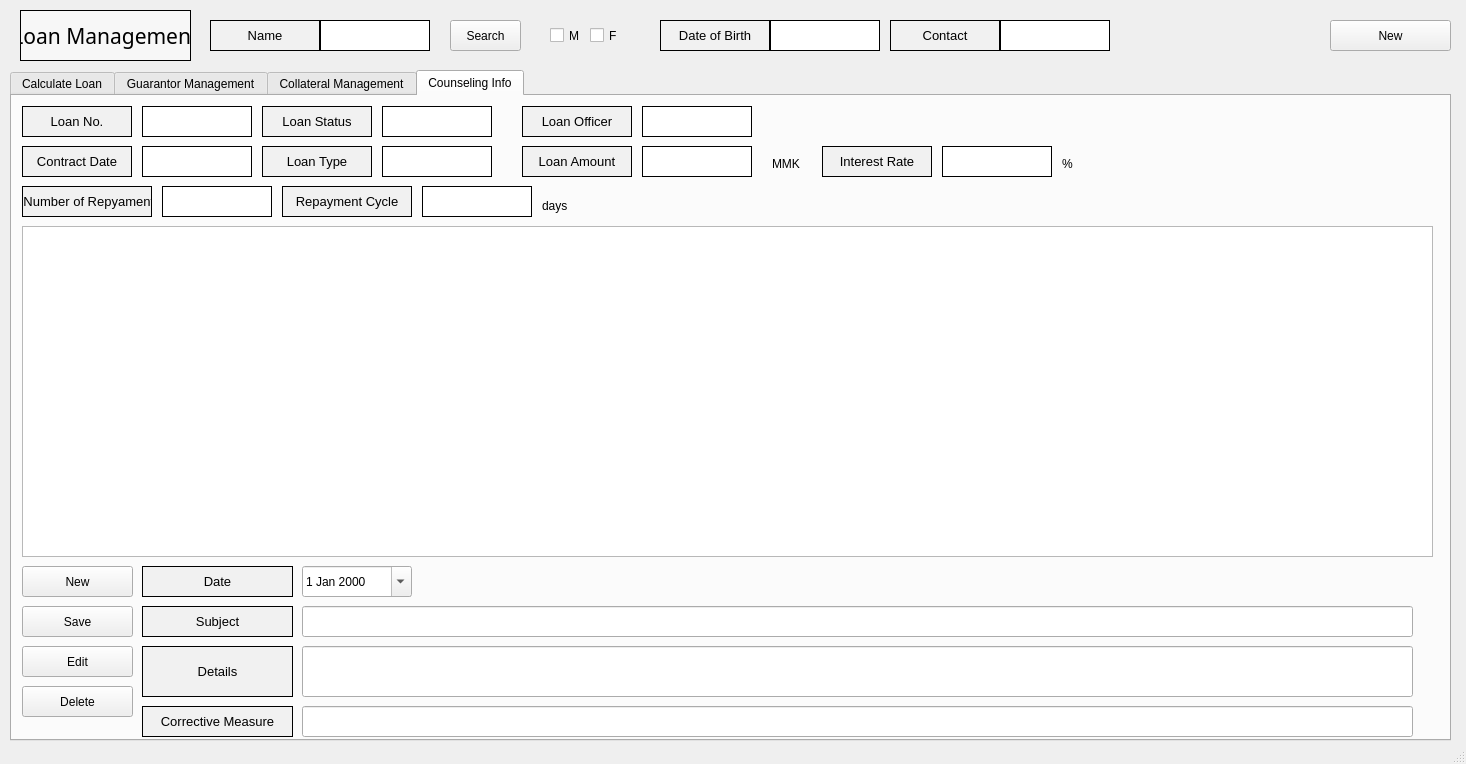
This is app/src/pages/registration/loan.ui in DY-Microfinance-Customer-Management/dymf-algorithm as Qt 5 draws it before an edit. The edited form follows.
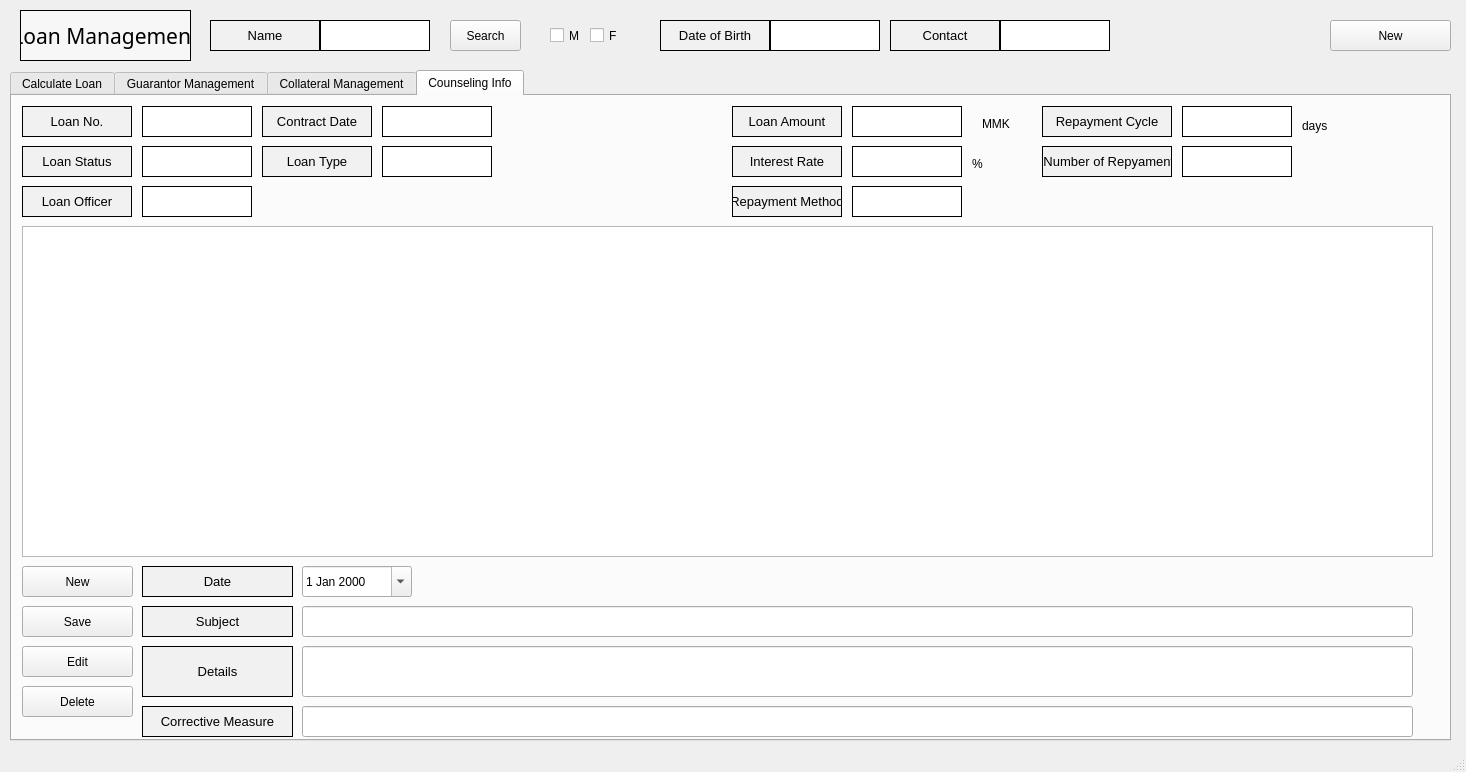
This is the edited form. The open tabs and pages were chosen to show the change.

```diff
--- a/app/src/pages/registration/loan.ui
+++ b/app/src/pages/registration/loan.ui
@@ -7,7 +7,7 @@
     <x>0</x>
     <y>0</y>
     <width>1466</width>
-    <height>764</height>
+    <height>772</height>
    </rect>
   </property>
   <property name="windowTitle">
@@ -2591,529 +2591,6 @@
        <string notr="true"/>
       </property>
      </widget>
-     <widget class="QLabel" name="label_117">
-      <property name="geometry">
-       <rect>
-        <x>510</x>
-        <y>50</y>
-        <width>110</width>
-        <height>31</height>
-       </rect>
-      </property>
-      <property name="minimumSize">
-       <size>
-        <width>110</width>
-        <height>0</height>
-       </size>
-      </property>
-      <property name="maximumSize">
-       <size>
-        <width>110</width>
-        <height>16777215</height>
-       </size>
-      </property>
-      <property name="font">
-       <font>
-        <pointsize>10</pointsize>
-       </font>
-      </property>
-      <property name="styleSheet">
-       <string notr="true">background-color:rgb(241, 241, 241)</string>
-      </property>
-      <property name="frameShape">
-       <enum>QFrame::Box</enum>
-      </property>
-      <property name="text">
-       <string>Loan Amount</string>
-      </property>
-      <property name="alignment">
-       <set>Qt::AlignCenter</set>
-      </property>
-     </widget>
-     <widget class="QLabel" name="counselingContractDate">
-      <property name="geometry">
-       <rect>
-        <x>130</x>
-        <y>50</y>
-        <width>110</width>
-        <height>31</height>
-       </rect>
-      </property>
-      <property name="minimumSize">
-       <size>
-        <width>110</width>
-        <height>0</height>
-       </size>
-      </property>
-      <property name="maximumSize">
-       <size>
-        <width>110</width>
-        <height>16777215</height>
-       </size>
-      </property>
-      <property name="styleSheet">
-       <string notr="true">background-color:rgb(255, 255, 255)
-</string>
-      </property>
-      <property name="frameShape">
-       <enum>QFrame::Box</enum>
-      </property>
-      <property name="text">
-       <string/>
-      </property>
-     </widget>
-     <widget class="QLabel" name="label_105">
-      <property name="geometry">
-       <rect>
-        <x>760</x>
-        <y>60</y>
-        <width>41</width>
-        <height>16</height>
-       </rect>
-      </property>
-      <property name="text">
-       <string>MMK</string>
-      </property>
-     </widget>
-     <widget class="QLabel" name="label_101">
-      <property name="geometry">
-       <rect>
-        <x>510</x>
-        <y>10</y>
-        <width>110</width>
-        <height>31</height>
-       </rect>
-      </property>
-      <property name="minimumSize">
-       <size>
-        <width>110</width>
-        <height>0</height>
-       </size>
-      </property>
-      <property name="maximumSize">
-       <size>
-        <width>110</width>
-        <height>16777215</height>
-       </size>
-      </property>
-      <property name="font">
-       <font>
-        <pointsize>10</pointsize>
-       </font>
-      </property>
-      <property name="styleSheet">
-       <string notr="true">background-color:rgb(241, 241, 241)</string>
-      </property>
-      <property name="frameShape">
-       <enum>QFrame::Box</enum>
-      </property>
-      <property name="text">
-       <string>Loan Officer</string>
-      </property>
-      <property name="alignment">
-       <set>Qt::AlignCenter</set>
-      </property>
-     </widget>
-     <widget class="QLabel" name="label_103">
-      <property name="geometry">
-       <rect>
-        <x>250</x>
-        <y>50</y>
-        <width>110</width>
-        <height>31</height>
-       </rect>
-      </property>
-      <property name="minimumSize">
-       <size>
-        <width>110</width>
-        <height>0</height>
-       </size>
-      </property>
-      <property name="maximumSize">
-       <size>
-        <width>110</width>
-        <height>16777215</height>
-       </size>
-      </property>
-      <property name="font">
-       <font>
-        <pointsize>10</pointsize>
-       </font>
-      </property>
-      <property name="styleSheet">
-       <string notr="true">background-color:rgb(241, 241, 241)</string>
-      </property>
-      <property name="frameShape">
-       <enum>QFrame::Box</enum>
-      </property>
-      <property name="text">
-       <string>Loan Type</string>
-      </property>
-      <property name="alignment">
-       <set>Qt::AlignCenter</set>
-      </property>
-     </widget>
-     <widget class="QLabel" name="label_95">
-      <property name="geometry">
-       <rect>
-        <x>10</x>
-        <y>10</y>
-        <width>110</width>
-        <height>31</height>
-       </rect>
-      </property>
-      <property name="minimumSize">
-       <size>
-        <width>110</width>
-        <height>0</height>
-       </size>
-      </property>
-      <property name="maximumSize">
-       <size>
-        <width>110</width>
-        <height>16777215</height>
-       </size>
-      </property>
-      <property name="font">
-       <font>
-        <pointsize>10</pointsize>
-       </font>
-      </property>
-      <property name="styleSheet">
-       <string notr="true">background-color:rgb(241, 241, 241)</string>
-      </property>
-      <property name="frameShape">
-       <enum>QFrame::Box</enum>
-      </property>
-      <property name="text">
-       <string>Loan No.</string>
-      </property>
-      <property name="alignment">
-       <set>Qt::AlignCenter</set>
-      </property>
-     </widget>
-     <widget class="QLabel" name="label_109">
-      <property name="geometry">
-       <rect>
-        <x>10</x>
-        <y>50</y>
-        <width>110</width>
-        <height>31</height>
-       </rect>
-      </property>
-      <property name="minimumSize">
-       <size>
-        <width>110</width>
-        <height>0</height>
-       </size>
-      </property>
-      <property name="maximumSize">
-       <size>
-        <width>110</width>
-        <height>16777215</height>
-       </size>
-      </property>
-      <property name="font">
-       <font>
-        <pointsize>10</pointsize>
-       </font>
-      </property>
-      <property name="styleSheet">
-       <string notr="true">background-color:rgb(241, 241, 241)</string>
-      </property>
-      <property name="frameShape">
-       <enum>QFrame::Box</enum>
-      </property>
-      <property name="text">
-       <string>Contract Date</string>
-      </property>
-      <property name="alignment">
-       <set>Qt::AlignCenter</set>
-      </property>
-     </widget>
-     <widget class="QLabel" name="label_112">
-      <property name="geometry">
-       <rect>
-        <x>810</x>
-        <y>50</y>
-        <width>110</width>
-        <height>31</height>
-       </rect>
-      </property>
-      <property name="minimumSize">
-       <size>
-        <width>110</width>
-        <height>0</height>
-       </size>
-      </property>
-      <property name="maximumSize">
-       <size>
-        <width>110</width>
-        <height>16777215</height>
-       </size>
-      </property>
-      <property name="font">
-       <font>
-        <pointsize>10</pointsize>
-       </font>
-      </property>
-      <property name="styleSheet">
-       <string notr="true">background-color:rgb(241, 241, 241)</string>
-      </property>
-      <property name="frameShape">
-       <enum>QFrame::Box</enum>
-      </property>
-      <property name="text">
-       <string>Interest Rate</string>
-      </property>
-      <property name="alignment">
-       <set>Qt::AlignCenter</set>
-      </property>
-     </widget>
-     <widget class="QLabel" name="counselingInterestRate">
-      <property name="geometry">
-       <rect>
-        <x>930</x>
-        <y>50</y>
-        <width>110</width>
-        <height>31</height>
-       </rect>
-      </property>
-      <property name="minimumSize">
-       <size>
-        <width>110</width>
-        <height>0</height>
-       </size>
-      </property>
-      <property name="maximumSize">
-       <size>
-        <width>110</width>
-        <height>16777215</height>
-       </size>
-      </property>
-      <property name="styleSheet">
-       <string notr="true">background-color:rgb(255, 255, 255)
-</string>
-      </property>
-      <property name="frameShape">
-       <enum>QFrame::Box</enum>
-      </property>
-      <property name="text">
-       <string/>
-      </property>
-     </widget>
-     <widget class="QLabel" name="label_102">
-      <property name="geometry">
-       <rect>
-        <x>250</x>
-        <y>10</y>
-        <width>110</width>
-        <height>31</height>
-       </rect>
-      </property>
-      <property name="minimumSize">
-       <size>
-        <width>110</width>
-        <height>0</height>
-       </size>
-      </property>
-      <property name="maximumSize">
-       <size>
-        <width>110</width>
-        <height>16777215</height>
-       </size>
-      </property>
-      <property name="font">
-       <font>
-        <pointsize>10</pointsize>
-       </font>
-      </property>
-      <property name="styleSheet">
-       <string notr="true">background-color:rgb(241, 241, 241)</string>
-      </property>
-      <property name="frameShape">
-       <enum>QFrame::Box</enum>
-      </property>
-      <property name="text">
-       <string>Loan Status</string>
-      </property>
-      <property name="alignment">
-       <set>Qt::AlignCenter</set>
-      </property>
-     </widget>
-     <widget class="QLabel" name="counselingLoanAmount">
-      <property name="geometry">
-       <rect>
-        <x>630</x>
-        <y>50</y>
-        <width>110</width>
-        <height>31</height>
-       </rect>
-      </property>
-      <property name="minimumSize">
-       <size>
-        <width>110</width>
-        <height>0</height>
-       </size>
-      </property>
-      <property name="maximumSize">
-       <size>
-        <width>110</width>
-        <height>16777215</height>
-       </size>
-      </property>
-      <property name="styleSheet">
-       <string notr="true">background-color:rgb(255, 255, 255)
-</string>
-      </property>
-      <property name="frameShape">
-       <enum>QFrame::Box</enum>
-      </property>
-      <property name="text">
-       <string/>
-      </property>
-     </widget>
-     <widget class="QLabel" name="label_111">
-      <property name="geometry">
-       <rect>
-        <x>1050</x>
-        <y>60</y>
-        <width>16</width>
-        <height>16</height>
-       </rect>
-      </property>
-      <property name="text">
-       <string>%</string>
-      </property>
-     </widget>
-     <widget class="QLabel" name="counselingLoanNumber">
-      <property name="geometry">
-       <rect>
-        <x>130</x>
-        <y>10</y>
-        <width>110</width>
-        <height>31</height>
-       </rect>
-      </property>
-      <property name="minimumSize">
-       <size>
-        <width>110</width>
-        <height>0</height>
-       </size>
-      </property>
-      <property name="maximumSize">
-       <size>
-        <width>110</width>
-        <height>16777215</height>
-       </size>
-      </property>
-      <property name="styleSheet">
-       <string notr="true">background-color:rgb(255, 255, 255)
-</string>
-      </property>
-      <property name="frameShape">
-       <enum>QFrame::Box</enum>
-      </property>
-      <property name="text">
-       <string/>
-      </property>
-     </widget>
-     <widget class="QLabel" name="counselingLoanStatus">
-      <property name="geometry">
-       <rect>
-        <x>370</x>
-        <y>10</y>
-        <width>110</width>
-        <height>31</height>
-       </rect>
-      </property>
-      <property name="minimumSize">
-       <size>
-        <width>110</width>
-        <height>0</height>
-       </size>
-      </property>
-      <property name="maximumSize">
-       <size>
-        <width>110</width>
-        <height>16777215</height>
-       </size>
-      </property>
-      <property name="styleSheet">
-       <string notr="true">background-color:rgb(255, 255, 255)
-</string>
-      </property>
-      <property name="frameShape">
-       <enum>QFrame::Box</enum>
-      </property>
-      <property name="text">
-       <string/>
-      </property>
-     </widget>
-     <widget class="QLabel" name="counselingLoanType">
-      <property name="geometry">
-       <rect>
-        <x>370</x>
-        <y>50</y>
-        <width>110</width>
-        <height>31</height>
-       </rect>
-      </property>
-      <property name="minimumSize">
-       <size>
-        <width>110</width>
-        <height>0</height>
-       </size>
-      </property>
-      <property name="maximumSize">
-       <size>
-        <width>110</width>
-        <height>16777215</height>
-       </size>
-      </property>
-      <property name="styleSheet">
-       <string notr="true">background-color:rgb(255, 255, 255)
-</string>
-      </property>
-      <property name="frameShape">
-       <enum>QFrame::Box</enum>
-      </property>
-      <property name="text">
-       <string/>
-      </property>
-     </widget>
-     <widget class="QLabel" name="counselingLoanOfficer">
-      <property name="geometry">
-       <rect>
-        <x>630</x>
-        <y>10</y>
-        <width>110</width>
-        <height>31</height>
-       </rect>
-      </property>
-      <property name="minimumSize">
-       <size>
-        <width>110</width>
-        <height>0</height>
-       </size>
-      </property>
-      <property name="maximumSize">
-       <size>
-        <width>110</width>
-        <height>16777215</height>
-       </size>
-      </property>
-      <property name="styleSheet">
-       <string notr="true">background-color:rgb(255, 255, 255)
-</string>
-      </property>
-      <property name="frameShape">
-       <enum>QFrame::Box</enum>
-      </property>
-      <property name="text">
-       <string/>
-      </property>
-     </widget>
      <widget class="QDateEdit" name="counselingDate">
       <property name="geometry">
        <rect>
@@ -3166,11 +2643,167 @@
        </rect>
       </property>
      </widget>
+     <widget class="QLabel" name="label_138">
+      <property name="geometry">
+       <rect>
+        <x>1290</x>
+        <y>20</y>
+        <width>31</width>
+        <height>20</height>
+       </rect>
+      </property>
+      <property name="text">
+       <string>days</string>
+      </property>
+     </widget>
+     <widget class="QLabel" name="label_65">
+      <property name="geometry">
+       <rect>
+        <x>250</x>
+        <y>50</y>
+        <width>110</width>
+        <height>31</height>
+       </rect>
+      </property>
+      <property name="minimumSize">
+       <size>
+        <width>110</width>
+        <height>0</height>
+       </size>
+      </property>
+      <property name="maximumSize">
+       <size>
+        <width>110</width>
+        <height>16777215</height>
+       </size>
+      </property>
+      <property name="font">
+       <font>
+        <pointsize>10</pointsize>
+       </font>
+      </property>
+      <property name="styleSheet">
+       <string notr="true">background-color:rgb(241, 241, 241)</string>
+      </property>
+      <property name="frameShape">
+       <enum>QFrame::Box</enum>
+      </property>
+      <property name="text">
+       <string>Loan Type</string>
+      </property>
+      <property name="alignment">
+       <set>Qt::AlignCenter</set>
+      </property>
+     </widget>
+     <widget class="QLabel" name="label_62">
+      <property name="geometry">
+       <rect>
+        <x>970</x>
+        <y>20</y>
+        <width>41</width>
+        <height>16</height>
+       </rect>
+      </property>
+      <property name="text">
+       <string>MMK</string>
+      </property>
+     </widget>
      <widget class="QLabel" name="label_46">
       <property name="geometry">
        <rect>
+        <x>720</x>
+        <y>50</y>
+        <width>110</width>
+        <height>31</height>
+       </rect>
+      </property>
+      <property name="minimumSize">
+       <size>
+        <width>110</width>
+        <height>0</height>
+       </size>
+      </property>
+      <property name="maximumSize">
+       <size>
+        <width>110</width>
+        <height>16777215</height>
+       </size>
+      </property>
+      <property name="font">
+       <font>
+        <pointsize>10</pointsize>
+       </font>
+      </property>
+      <property name="styleSheet">
+       <string notr="true">background-color:rgb(241, 241, 241)</string>
+      </property>
+      <property name="frameShape">
+       <enum>QFrame::Box</enum>
+      </property>
+      <property name="text">
+       <string>Interest Rate</string>
+      </property>
+      <property name="alignment">
+       <set>Qt::AlignCenter</set>
+      </property>
+     </widget>
+     <widget class="QLabel" name="label_66">
+      <property name="geometry">
+       <rect>
         <x>10</x>
-        <y>90</y>
+        <y>10</y>
+        <width>110</width>
+        <height>31</height>
+       </rect>
+      </property>
+      <property name="minimumSize">
+       <size>
+        <width>110</width>
+        <height>0</height>
+       </size>
+      </property>
+      <property name="maximumSize">
+       <size>
+        <width>110</width>
+        <height>16777215</height>
+       </size>
+      </property>
+      <property name="font">
+       <font>
+        <pointsize>10</pointsize>
+       </font>
+      </property>
+      <property name="styleSheet">
+       <string notr="true">background-color:rgb(241, 241, 241)</string>
+      </property>
+      <property name="frameShape">
+       <enum>QFrame::Box</enum>
+      </property>
+      <property name="text">
+       <string>Loan No.</string>
+      </property>
+      <property name="alignment">
+       <set>Qt::AlignCenter</set>
+      </property>
+     </widget>
+     <widget class="QLabel" name="label_68">
+      <property name="geometry">
+       <rect>
+        <x>960</x>
+        <y>60</y>
+        <width>16</width>
+        <height>16</height>
+       </rect>
+      </property>
+      <property name="text">
+       <string>%</string>
+      </property>
+     </widget>
+     <widget class="QLabel" name="label_67">
+      <property name="geometry">
+       <rect>
+        <x>1030</x>
+        <y>50</y>
         <width>130</width>
         <height>31</height>
        </rect>
@@ -3205,11 +2838,501 @@
        <set>Qt::AlignCenter</set>
       </property>
      </widget>
+     <widget class="QLabel" name="label_63">
+      <property name="geometry">
+       <rect>
+        <x>720</x>
+        <y>10</y>
+        <width>110</width>
+        <height>31</height>
+       </rect>
+      </property>
+      <property name="minimumSize">
+       <size>
+        <width>110</width>
+        <height>0</height>
+       </size>
+      </property>
+      <property name="maximumSize">
+       <size>
+        <width>110</width>
+        <height>16777215</height>
+       </size>
+      </property>
+      <property name="font">
+       <font>
+        <pointsize>10</pointsize>
+       </font>
+      </property>
+      <property name="styleSheet">
+       <string notr="true">background-color:rgb(241, 241, 241)</string>
+      </property>
+      <property name="frameShape">
+       <enum>QFrame::Box</enum>
+      </property>
+      <property name="text">
+       <string>Loan Amount</string>
+      </property>
+      <property name="alignment">
+       <set>Qt::AlignCenter</set>
+      </property>
+     </widget>
+     <widget class="QLabel" name="label_45">
+      <property name="geometry">
+       <rect>
+        <x>10</x>
+        <y>50</y>
+        <width>110</width>
+        <height>31</height>
+       </rect>
+      </property>
+      <property name="minimumSize">
+       <size>
+        <width>110</width>
+        <height>0</height>
+       </size>
+      </property>
+      <property name="maximumSize">
+       <size>
+        <width>110</width>
+        <height>16777215</height>
+       </size>
+      </property>
+      <property name="font">
+       <font>
+        <pointsize>10</pointsize>
+       </font>
+      </property>
+      <property name="styleSheet">
+       <string notr="true">background-color:rgb(241, 241, 241)</string>
+      </property>
+      <property name="frameShape">
+       <enum>QFrame::Box</enum>
+      </property>
+      <property name="text">
+       <string>Loan Status</string>
+      </property>
+      <property name="alignment">
+       <set>Qt::AlignCenter</set>
+      </property>
+     </widget>
+     <widget class="QLabel" name="label_69">
+      <property name="geometry">
+       <rect>
+        <x>250</x>
+        <y>10</y>
+        <width>110</width>
+        <height>31</height>
+       </rect>
+      </property>
+      <property name="minimumSize">
+       <size>
+        <width>110</width>
+        <height>0</height>
+       </size>
+      </property>
+      <property name="maximumSize">
+       <size>
+        <width>110</width>
+        <height>16777215</height>
+       </size>
+      </property>
+      <property name="font">
+       <font>
+        <pointsize>10</pointsize>
+       </font>
+      </property>
+      <property name="styleSheet">
+       <string notr="true">background-color:rgb(241, 241, 241)</string>
+      </property>
+      <property name="frameShape">
+       <enum>QFrame::Box</enum>
+      </property>
+      <property name="text">
+       <string>Contract Date</string>
+      </property>
+      <property name="alignment">
+       <set>Qt::AlignCenter</set>
+      </property>
+     </widget>
+     <widget class="QLabel" name="label_60">
+      <property name="geometry">
+       <rect>
+        <x>1030</x>
+        <y>10</y>
+        <width>130</width>
+        <height>31</height>
+       </rect>
+      </property>
+      <property name="minimumSize">
+       <size>
+        <width>130</width>
+        <height>0</height>
+       </size>
+      </property>
+      <property name="maximumSize">
+       <size>
+        <width>130</width>
+        <height>16777215</height>
+       </size>
+      </property>
+      <property name="font">
+       <font>
+        <pointsize>10</pointsize>
+       </font>
+      </property>
+      <property name="styleSheet">
+       <string notr="true">background-color:rgb(241, 241, 241)</string>
+      </property>
+      <property name="frameShape">
+       <enum>QFrame::Box</enum>
+      </property>
+      <property name="text">
+       <string>Repayment Cycle</string>
+      </property>
+      <property name="alignment">
+       <set>Qt::AlignCenter</set>
+      </property>
+     </widget>
+     <widget class="QLabel" name="label_61">
+      <property name="geometry">
+       <rect>
+        <x>720</x>
+        <y>90</y>
+        <width>110</width>
+        <height>31</height>
+       </rect>
+      </property>
+      <property name="minimumSize">
+       <size>
+        <width>110</width>
+        <height>0</height>
+       </size>
+      </property>
+      <property name="maximumSize">
+       <size>
+        <width>110</width>
+        <height>16777215</height>
+       </size>
+      </property>
+      <property name="font">
+       <font>
+        <pointsize>10</pointsize>
+       </font>
+      </property>
+      <property name="styleSheet">
+       <string notr="true">background-color:rgb(241, 241, 241)</string>
+      </property>
+      <property name="frameShape">
+       <enum>QFrame::Box</enum>
+      </property>
+      <property name="text">
+       <string>Repayment Method</string>
+      </property>
+      <property name="alignment">
+       <set>Qt::AlignCenter</set>
+      </property>
+     </widget>
+     <widget class="QLabel" name="label_64">
+      <property name="geometry">
+       <rect>
+        <x>10</x>
+        <y>90</y>
+        <width>110</width>
+        <height>31</height>
+       </rect>
+      </property>
+      <property name="minimumSize">
+       <size>
+        <width>110</width>
+        <height>0</height>
+       </size>
+      </property>
+      <property name="maximumSize">
+       <size>
+        <width>110</width>
+        <height>16777215</height>
+       </size>
+      </property>
+      <property name="font">
+       <font>
+        <pointsize>10</pointsize>
+       </font>
+      </property>
+      <property name="styleSheet">
+       <string notr="true">background-color:rgb(241, 241, 241)</string>
+      </property>
+      <property name="frameShape">
+       <enum>QFrame::Box</enum>
+      </property>
+      <property name="text">
+       <string>Loan Officer</string>
+      </property>
+      <property name="alignment">
+       <set>Qt::AlignCenter</set>
+      </property>
+     </widget>
+     <widget class="QLabel" name="counselingLoanNumber">
+      <property name="geometry">
+       <rect>
+        <x>130</x>
+        <y>10</y>
+        <width>110</width>
+        <height>31</height>
+       </rect>
+      </property>
+      <property name="minimumSize">
+       <size>
+        <width>110</width>
+        <height>0</height>
+       </size>
+      </property>
+      <property name="maximumSize">
+       <size>
+        <width>110</width>
+        <height>16777215</height>
+       </size>
+      </property>
+      <property name="styleSheet">
+       <string notr="true">background-color:rgb(255, 255, 255)
+</string>
+      </property>
+      <property name="frameShape">
+       <enum>QFrame::Box</enum>
+      </property>
+      <property name="text">
+       <string/>
+      </property>
+     </widget>
+     <widget class="QLabel" name="counselingLoanStatus">
+      <property name="geometry">
+       <rect>
+        <x>130</x>
+        <y>50</y>
+        <width>110</width>
+        <height>31</height>
+       </rect>
+      </property>
+      <property name="minimumSize">
+       <size>
+        <width>110</width>
+        <height>0</height>
+       </size>
+      </property>
+      <property name="maximumSize">
+       <size>
+        <width>110</width>
+        <height>16777215</height>
+       </size>
+      </property>
+      <property name="styleSheet">
+       <string notr="true">background-color:rgb(255, 255, 255)
+</string>
+      </property>
+      <property name="frameShape">
+       <enum>QFrame::Box</enum>
+      </property>
+      <property name="text">
+       <string/>
+      </property>
+     </widget>
+     <widget class="QLabel" name="counselingLoanOfficer">
+      <property name="geometry">
+       <rect>
+        <x>130</x>
+        <y>90</y>
+        <width>110</width>
+        <height>31</height>
+       </rect>
+      </property>
+      <property name="minimumSize">
+       <size>
+        <width>110</width>
+        <height>0</height>
+       </size>
+      </property>
+      <property name="maximumSize">
+       <size>
+        <width>110</width>
+        <height>16777215</height>
+       </size>
+      </property>
+      <property name="styleSheet">
+       <string notr="true">background-color:rgb(255, 255, 255)
+</string>
+      </property>
+      <property name="frameShape">
+       <enum>QFrame::Box</enum>
+      </property>
+      <property name="text">
+       <string/>
+      </property>
+     </widget>
+     <widget class="QLabel" name="counselingContractDate">
+      <property name="geometry">
+       <rect>
+        <x>370</x>
+        <y>10</y>
+        <width>110</width>
+        <height>31</height>
+       </rect>
+      </property>
+      <property name="minimumSize">
+       <size>
+        <width>110</width>
+        <height>0</height>
+       </size>
+      </property>
+      <property name="maximumSize">
+       <size>
+        <width>110</width>
+        <height>16777215</height>
+       </size>
+      </property>
+      <property name="styleSheet">
+       <string notr="true">background-color:rgb(255, 255, 255)
+</string>
+      </property>
+      <property name="frameShape">
+       <enum>QFrame::Box</enum>
+      </property>
+      <property name="text">
+       <string/>
+      </property>
+     </widget>
+     <widget class="QLabel" name="counselingLoanType">
+      <property name="geometry">
+       <rect>
+        <x>370</x>
+        <y>50</y>
+        <width>110</width>
+        <height>31</height>
+       </rect>
+      </property>
+      <property name="minimumSize">
+       <size>
+        <width>110</width>
+        <height>0</height>
+       </size>
+      </property>
+      <property name="maximumSize">
+       <size>
+        <width>110</width>
+        <height>16777215</height>
+       </size>
+      </property>
+      <property name="styleSheet">
+       <string notr="true">background-color:rgb(255, 255, 255)
+</string>
+      </property>
+      <property name="frameShape">
+       <enum>QFrame::Box</enum>
+      </property>
+      <property name="text">
+       <string/>
+      </property>
+     </widget>
+     <widget class="QLabel" name="counselingLoanAmount">
+      <property name="geometry">
+       <rect>
+        <x>840</x>
+        <y>10</y>
+        <width>110</width>
+        <height>31</height>
+       </rect>
+      </property>
+      <property name="minimumSize">
+       <size>
+        <width>110</width>
+        <height>0</height>
+       </size>
+      </property>
+      <property name="maximumSize">
+       <size>
+        <width>110</width>
+        <height>16777215</height>
+       </size>
+      </property>
+      <property name="styleSheet">
+       <string notr="true">background-color:rgb(255, 255, 255)
+</string>
+      </property>
+      <property name="frameShape">
+       <enum>QFrame::Box</enum>
+      </property>
+      <property name="text">
+       <string/>
+      </property>
+     </widget>
+     <widget class="QLabel" name="counselingInterestRate">
+      <property name="geometry">
+       <rect>
+        <x>840</x>
+        <y>50</y>
+        <width>110</width>
+        <height>31</height>
+       </rect>
+      </property>
+      <property name="minimumSize">
+       <size>
+        <width>110</width>
+        <height>0</height>
+       </size>
+      </property>
+      <property name="maximumSize">
+       <size>
+        <width>110</width>
+        <height>16777215</height>
+       </size>
+      </property>
+      <property name="styleSheet">
+       <string notr="true">background-color:rgb(255, 255, 255)
+</string>
+      </property>
+      <property name="frameShape">
+       <enum>QFrame::Box</enum>
+      </property>
+      <property name="text">
+       <string/>
+      </property>
+     </widget>
+     <widget class="QLabel" name="counselingRepaymentMethod">
+      <property name="geometry">
+       <rect>
+        <x>840</x>
+        <y>90</y>
+        <width>110</width>
+        <height>31</height>
+       </rect>
+      </property>
+      <property name="minimumSize">
+       <size>
+        <width>110</width>
+        <height>0</height>
+       </size>
+      </property>
+      <property name="maximumSize">
+       <size>
+        <width>110</width>
+        <height>16777215</height>
+       </size>
+      </property>
+      <property name="styleSheet">
+       <string notr="true">background-color:rgb(255, 255, 255)
+</string>
+      </property>
+      <property name="frameShape">
+       <enum>QFrame::Box</enum>
+      </property>
+      <property name="text">
+       <string/>
+      </property>
+     </widget>
      <widget class="QLabel" name="counselingRepaymentCycle">
       <property name="geometry">
        <rect>
-        <x>410</x>
-        <y>90</y>
+        <x>1170</x>
+        <y>10</y>
         <width>110</width>
         <height>31</height>
        </rect>
@@ -3240,8 +3363,8 @@
      <widget class="QLabel" name="counselingNumberOfRepayment">
       <property name="geometry">
        <rect>
-        <x>150</x>
-        <y>90</y>
+        <x>1170</x>
+        <y>50</y>
         <width>110</width>
         <height>31</height>
        </rect>
@@ -3269,58 +3392,6 @@
        <string/>
       </property>
      </widget>
-     <widget class="QLabel" name="label_138">
-      <property name="geometry">
-       <rect>
-        <x>530</x>
-        <y>100</y>
-        <width>31</width>
-        <height>20</height>
-       </rect>
-      </property>
-      <property name="text">
-       <string>days</string>
-      </property>
-     </widget>
-     <widget class="QLabel" name="label_45">
-      <property name="geometry">
-       <rect>
-        <x>270</x>
-        <y>90</y>
-        <width>130</width>
-        <height>31</height>
-       </rect>
-      </property>
-      <property name="minimumSize">
-       <size>
-        <width>130</width>
-        <height>0</height>
-       </size>
-      </property>
-      <property name="maximumSize">
-       <size>
-        <width>130</width>
-        <height>16777215</height>
-       </size>
-      </property>
-      <property name="font">
-       <font>
-        <pointsize>10</pointsize>
-       </font>
-      </property>
-      <property name="styleSheet">
-       <string notr="true">background-color:rgb(241, 241, 241)</string>
-      </property>
-      <property name="frameShape">
-       <enum>QFrame::Box</enum>
-      </property>
-      <property name="text">
-       <string>Repayment Cycle</string>
-      </property>
-      <property name="alignment">
-       <set>Qt::AlignCenter</set>
-      </property>
-     </widget>
     </widget>
    </widget>
    <widget class="QCheckBox" name="checkBoxMale">
```
Left out of the diff: 2797 changed lines with no effect on the pictures.
